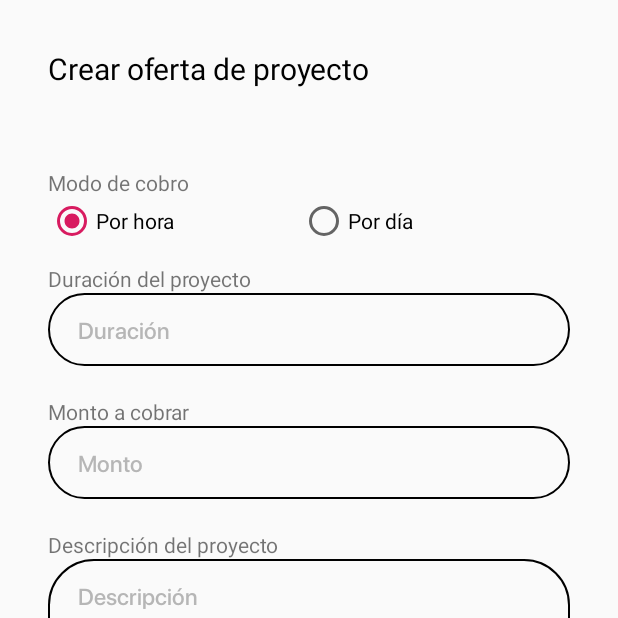
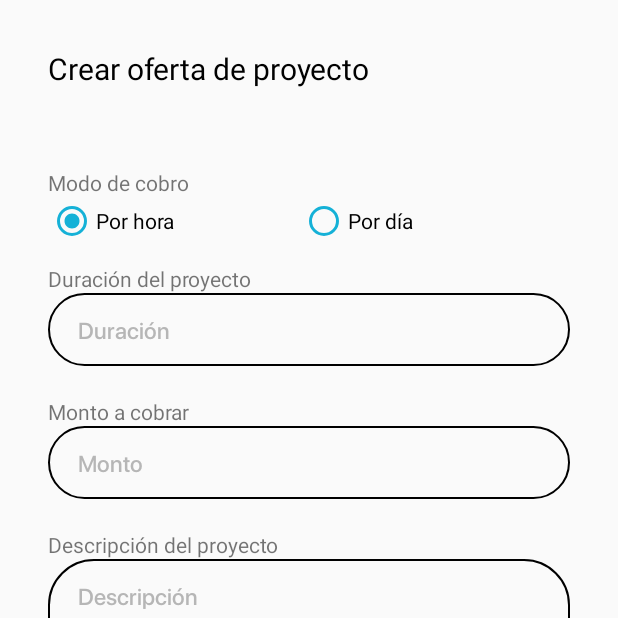
Before and after one commit to MercuryCenfotec/Ponto, an Android app: the OfferCreationActivity screen opened directly, with no data from a screen before it, on a phone screen of 412 x 824 dp, the top half of it. Run offline under Robolectric (Android 15) with nearby library versions, the phone set to English and light mode, and no system bars; our stand-ins replace Firebase (no records; nobody signed in at launch, a user with empty details on screens opened directly); Roboto replaces fonts that are not available here.

Commit message:
changed radio button color

```diff
--- a/app/src/main/res/layout/activity_offer_creation.xml
+++ b/app/src/main/res/layout/activity_offer_creation.xml
@@ -113,14 +113,16 @@
             android:layout_height="wrap_content"
             android:checked="true"
             android:onClick="changeDurationType"
-            android:text="Por hora" />
+            android:text="Por hora"
+            app:buttonTint="#15B1D7"/>
 
         <RadioButton
             android:id="@+id/radioDay"
             android:layout_width="wrap_content"
             android:layout_height="wrap_content"
             android:onClick="changeDurationType"
-            android:text="Por día" />
+            android:text="Por día"
+            app:buttonTint="#15B1D7"/>
 
     </RadioGroup>
 
--- a/app/src/main/res/layout/activity_offer_update.xml
+++ b/app/src/main/res/layout/activity_offer_update.xml
@@ -113,14 +113,16 @@
             android:layout_height="wrap_content"
             android:checked="true"
             android:onClick="changeDurationType"
-            android:text="Por hora" />
+            android:text="Por hora"
+            app:buttonTint="#15B1D7"/>
 
         <RadioButton
             android:id="@+id/radioDay"
             android:layout_width="wrap_content"
             android:layout_height="wrap_content"
             android:onClick="changeDurationType"
-            android:text="Por día" />
+            android:text="Por día"
+            app:buttonTint="#15B1D7"/>
 
     </RadioGroup>
 
```
